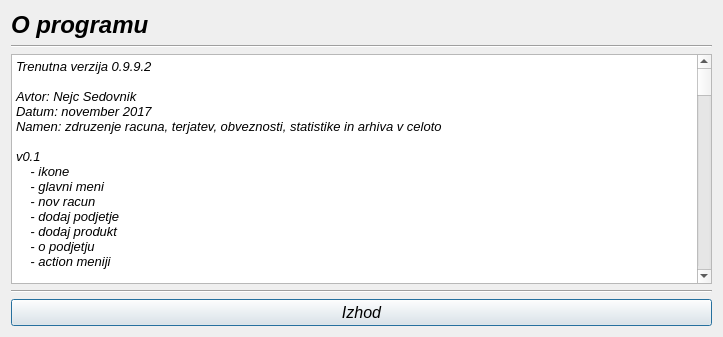
Before: the Qt Designer form oprogramu.ui in MaxMaxy/racun, drawn with Qt 5.
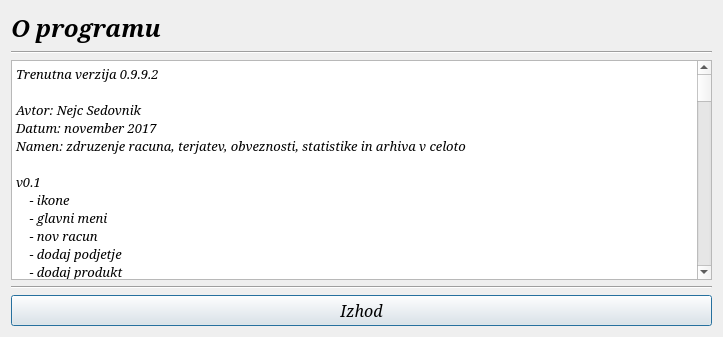
After: the same form once the commit is applied.

Patch:
```diff
--- a/oprogramu.ui
+++ b/oprogramu.ui
@@ -18,7 +18,7 @@
   </property>
   <property name="font">
    <font>
-    <family>MS Sans Serif</family>
+    <family>Serif</family>
     <pointsize>10</pointsize>
     <italic>true</italic>
    </font>
@@ -33,7 +33,7 @@
       <widget class="QLabel" name="label">
        <property name="font">
         <font>
-         <family>MS Sans Serif</family>
+         <family>Serif</family>
          <pointsize>18</pointsize>
          <weight>75</weight>
          <italic>true</italic>
@@ -52,6 +52,7 @@
       <widget class="Line" name="line">
        <property name="font">
         <font>
+         <family>Serif</family>
          <italic>true</italic>
         </font>
        </property>
@@ -73,7 +74,7 @@
        </property>
        <property name="font">
         <font>
-         <family>MS Sans Serif</family>
+         <family>Serif</family>
          <pointsize>10</pointsize>
          <italic>true</italic>
         </font>
@@ -195,6 +196,7 @@
       <widget class="Line" name="line_2">
        <property name="font">
         <font>
+         <family>Serif</family>
          <italic>true</italic>
         </font>
        </property>
@@ -207,7 +209,7 @@
       <widget class="QPushButton" name="pushButton">
        <property name="font">
         <font>
-         <family>MS Sans Serif</family>
+         <family>Serif</family>
          <pointsize>12</pointsize>
          <italic>true</italic>
         </font>
```
